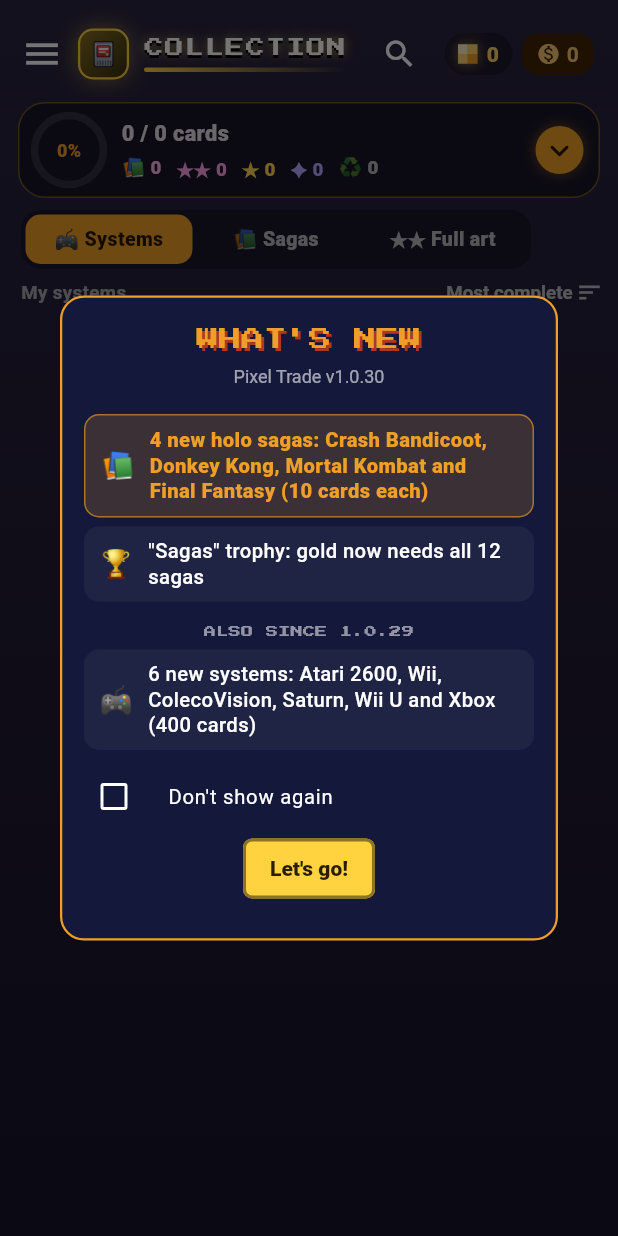
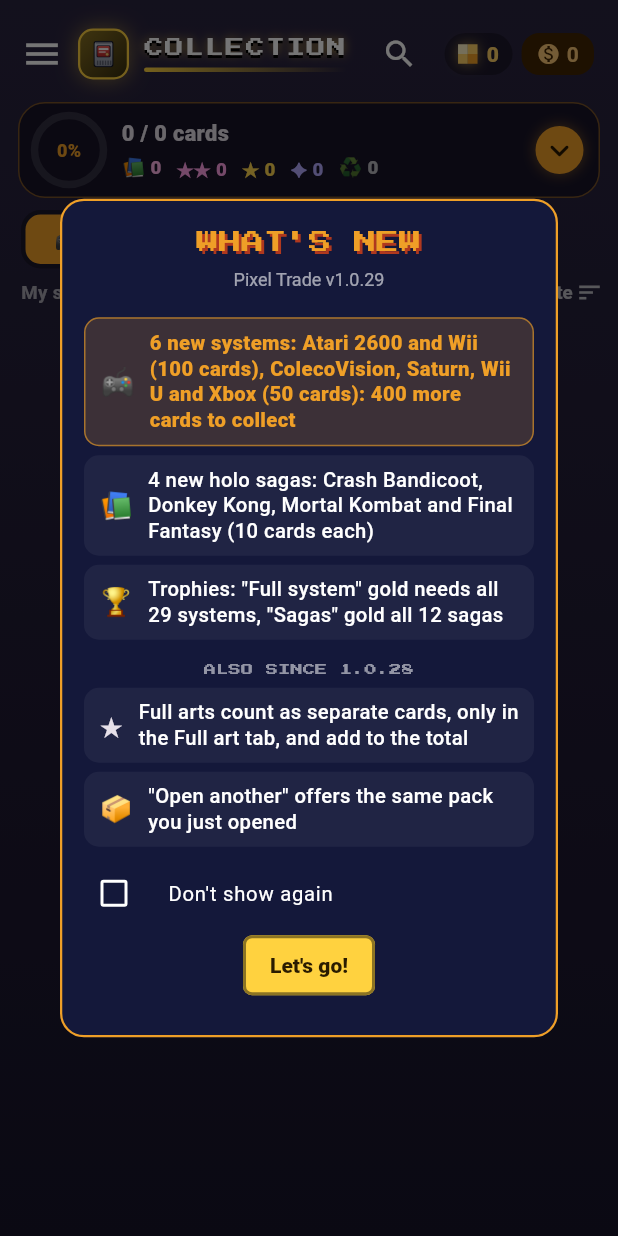
Before and after one commit to foclabroc/retro_collec_app, a Flutter app: the HomeShell screen opened directly, on a phone screen of 412 x 824 dp. Run offline on Flutter 3.47's test engine with Material 3 defaults, Android fonts, the phone set to English and light mode, and no system bars; our stand-ins replace flutter_local_notifications, google_fonts, open_filex, sensors_plus, shared_preferences, web; missing offline and left inert: dart:js_interop, workmanager; accounts and stored records are empty; network calls fail; statements that could not run were skipped.

Commit message:
1.0.29 complétée : 4 sagas dans la même version (nouveautés et CHANGELOG regroupés)
Co-Authored-By: Claude Opus 5.5 <noreply@anthropic.com>
Claude-Session: https://claude.ai/code/session_01Cs3xDsyiT7UpYJj1Vhg7QF

```diff
--- a/lib/update_check.dart
+++ b/lib/update_check.dart
@@ -19,7 +19,7 @@ import 'web_audio_stub.dart' if (dart.library.js_interop) 'web_audio_web.dart';
 // ═══════════════════════════════════════════════════════════════════════════
 
 /// Version de l'application (identique au pubspec.yaml, sans le « +N »).
-const kRetroCollecVersion = '1.0.30';
+const kRetroCollecVersion = '1.0.29';
 
 const _apiLatest = 'https://api.github.com/repos/foclabroc/retro_collec_app/releases/latest';
 const _releasesPage = 'https://github.com/foclabroc/retro_collec_app/releases/latest';
--- a/lib/whats_new.dart
+++ b/lib/whats_new.dart
@@ -12,12 +12,16 @@ import 'update_check.dart';
 // ═══════════════════════════════════════════════════════════════════════════
 
 const _kNews = <(String, String, String)>[
+  ('🎮', '6 nouvelles consoles : Atari 2600 et Wii (100 cartes), ColecoVision, Saturn, Wii U et Xbox (50 cartes) : 400 cartes de plus à collectionner',
+      '6 new systems: Atari 2600 and Wii (100 cards), ColecoVision, Saturn, Wii U and Xbox (50 cards): 400 more cards to collect'),
   ('📚', '4 nouvelles sagas en cartes holo : Crash Bandicoot, Donkey Kong, Mortal Kombat et Final Fantasy (10 cartes chacune)',
       '4 new holo sagas: Crash Bandicoot, Donkey Kong, Mortal Kombat and Final Fantasy (10 cards each)'),
-  ('🏆', 'Trophée « Sagas » : l\'or demande maintenant les 12 sagas', '"Sagas" trophy: gold now needs all 12 sagas'),
-  ('#', 'Aussi depuis la 1.0.29', 'Also since 1.0.29'),
-  ('🎮', '6 nouvelles consoles : Atari 2600, Wii, ColecoVision, Saturn, Wii U et Xbox (400 cartes)',
-      '6 new systems: Atari 2600, Wii, ColecoVision, Saturn, Wii U and Xbox (400 cards)'),
+  ('🏆', 'Trophées : l\'or de « Console complète » demande les 29 consoles, celui de « Sagas » les 12 sagas',
+      'Trophies: "Full system" gold needs all 29 systems, "Sagas" gold all 12 sagas'),
+  ('#', 'Aussi depuis la 1.0.28', 'Also since 1.0.28'),
+  ('★', 'Les full art comptent comme des cartes à part, seulement dans l\'onglet Full art, et s\'ajoutent au total',
+      'Full arts count as separate cards, only in the Full art tab, and add to the total'),
+  ('📦', '« Ouvrir un autre » propose le même paquet que celui que tu viens d\'ouvrir', '"Open another" offers the same pack you just opened'),
 ];
 
 String get _prefKey => 'rc_news_hide_$kRetroCollecVersion';
--- a/pubspec.yaml
+++ b/pubspec.yaml
@@ -1,7 +1,7 @@
 name: retro_collec
 description: Pixel Trade — collection multijoueur de boîtes de jeux rétro (paquets, échanges, marché) by foclabroc
 publish_to: 'none'
-version: 1.0.30+31
+version: 1.0.29+30
 
 environment:
   sdk: '>=3.0.0 <4.0.0'
```
Also changed, not shown: 2 other files.
